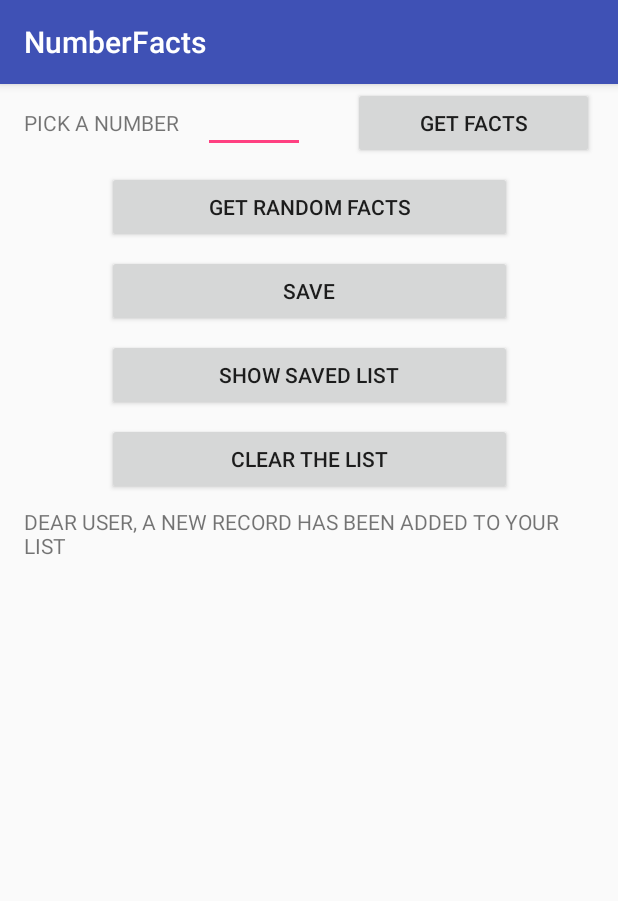
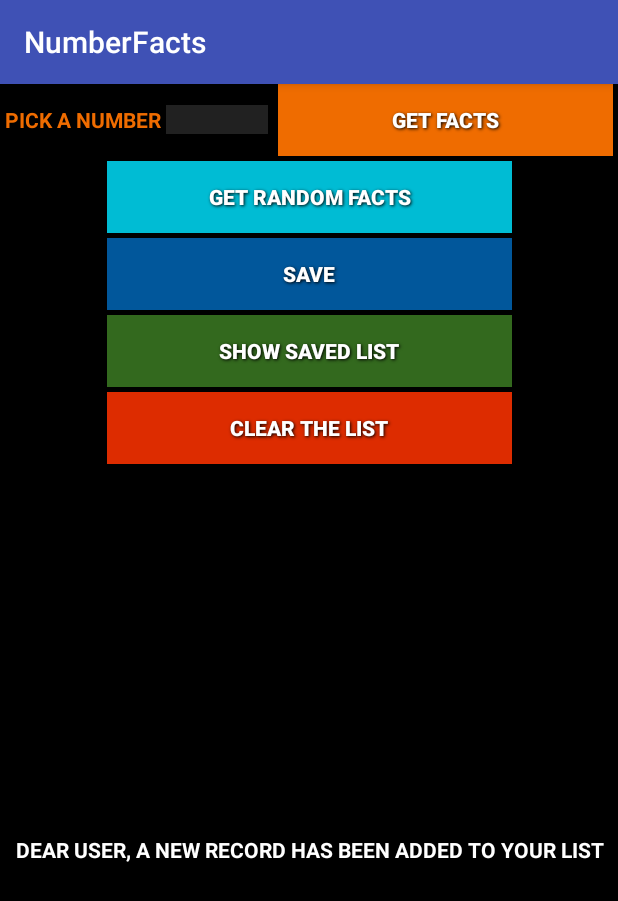
Before and after one commit to wojciechzarnowiecki/NumberFacts, an Android app: the screen it shows after launch (MainActivity), after a tap on "SAVE", on a phone screen of 412 x 824 dp. Shown: the top 901 px of the screen. Run offline under Robolectric (Android 15) with nearby library versions, the phone set to English and light mode, and no system bars.

Commit message:
color and style commit

```diff
--- a/app/src/main/java/wojtek/justyna/numberfacts/MainActivity.java
+++ b/app/src/main/java/wojtek/justyna/numberfacts/MainActivity.java
@@ -70,7 +70,7 @@ public class MainActivity extends AppCompatActivity {
         button_save.setOnClickListener(new View.OnClickListener() {
             @Override
             public void onClick(View view) {
-                String displayed_text = result_text.getText().toString();
+                String displayed_text = result_text.getText().toString()+"\n";
                 db.execSQL("INSERT INTO FACT VALUES('"+displayed_text+"');");
                 result_text.setText("DEAR USER, A NEW RECORD HAS BEEN ADDED TO YOUR LIST");
             }
--- a/app/src/main/res/layout/activity_main.xml
+++ b/app/src/main/res/layout/activity_main.xml
@@ -6,9 +6,12 @@
     android:layout_width="match_parent"
     android:layout_height="match_parent"
     tools:context="wojtek.justyna.numberfacts.MainActivity"
-    tools:layout_editor_absoluteY="81dp">
+    tools:layout_editor_absoluteY="81dp"
+    android:background="#000000"
+    android:textColor="#ffffff">
 
     <TextView
+        style="@style/Text"
         android:id="@+id/text_result"
         android:layout_width="0dp"
         android:layout_height="0dp"
@@ -27,21 +30,25 @@
         app:layout_constraintVertical_bias="1.0" />
 
     <Button
+        style="@style/Text"
         android:id="@+id/getFacts_button"
         android:layout_width="270dp"
         android:layout_height="wrap_content"
         android:layout_marginTop="8dp"
         android:text="GET RANDOM FACTS"
+        android:background="#00BCD4"
         app:layout_constraintLeft_toLeftOf="parent"
         app:layout_constraintRight_toRightOf="parent"
         app:layout_constraintTop_toBottomOf="@+id/getFactsByNumber_button" />
 
     <Button
+        style="@style/Text"
         android:id="@+id/clearDB_button"
         android:layout_width="270dp"
         android:layout_height="wrap_content"
         android:layout_marginTop="8dp"
         android:text="CLEAR THE LIST"
+        android:background="#DD2C00"
         app:layout_constraintEnd_toEndOf="parent"
         app:layout_constraintLeft_toLeftOf="parent"
         app:layout_constraintRight_toRightOf="parent"
@@ -49,11 +56,13 @@
         app:layout_constraintTop_toBottomOf="@+id/showDB_button" />
 
     <Button
+        style="@style/Text"
         android:id="@+id/saveToDB_buton"
         android:layout_width="270dp"
         android:layout_height="wrap_content"
         android:layout_marginTop="8dp"
         android:text="SAVE"
+        android:background="#01579B"
         app:layout_constraintEnd_toEndOf="parent"
         app:layout_constraintLeft_toLeftOf="parent"
         app:layout_constraintRight_toRightOf="parent"
@@ -61,11 +70,13 @@
         app:layout_constraintTop_toBottomOf="@+id/getFacts_button" />
 
     <Button
+        style="@style/Text"
         android:id="@+id/showDB_button"
         android:layout_width="270dp"
         android:layout_height="wrap_content"
         android:layout_marginTop="8dp"
         android:text="SHOW SAVED LIST"
+        android:background="#33691E"
         app:layout_constraintEnd_toEndOf="parent"
         app:layout_constraintLeft_toLeftOf="parent"
         app:layout_constraintRight_toRightOf="parent"
@@ -73,16 +84,20 @@
         app:layout_constraintTop_toBottomOf="@+id/saveToDB_buton" />
 
     <TextView
+        style="@style/Text"
         android:id="@+id/pickAnum"
         android:layout_width="0dp"
         android:layout_height="41dp"
         android:layout_marginStart="16dp"
         android:layout_marginTop="16dp"
         android:text="PICK A NUMBER"
+        android:textColor="#EF6C00"
+        android:background="#000000"
         app:layout_constraintStart_toStartOf="parent"
         app:layout_constraintTop_toTopOf="parent" />
 
     <EditText
+        style="@style/Text"
         android:id="@+id/editNum"
         android:layout_width="68dp"
         android:layout_height="wrap_content"
@@ -91,17 +106,20 @@
         android:ems="10"
         android:inputType="textPersonName"
         android:textSize="14sp"
+        android:background="#212121"
         app:layout_constraintBaseline_toBaselineOf="@+id/pickAnum"
         app:layout_constraintEnd_toStartOf="@+id/getFactsByNumber_button"
         app:layout_constraintStart_toEndOf="@+id/pickAnum" />
 
     <Button
+        style="@style/Text"
         android:id="@+id/getFactsByNumber_button"
         android:layout_width="0dp"
         android:layout_height="wrap_content"
         android:layout_marginEnd="16dp"
         android:layout_marginStart="16dp"
         android:text="GET FACTS"
+        android:background="#EF6C00"
         app:layout_constraintBaseline_toBaselineOf="@+id/editNum"
         app:layout_constraintEnd_toEndOf="parent"
         app:layout_constraintStart_toEndOf="@+id/editNum" />
--- a/app/src/main/res/values/strings.xml
+++ b/app/src/main/res/values/strings.xml
@@ -1,3 +1,18 @@
 <resources>
     <string name="app_name">NumberFacts</string>
+
+    <style name="Text">
+        <item name="android:layout_width">fill_parent</item>
+        <item name="android:layout_height">wrap_content</item>
+        <item name="android:textColor">#ffffff</item>
+        <item name="android:gravity">center</item>
+        <item name="android:layout_margin">3dp</item>
+        <item name="android:textSize">14dp</item>
+        <item name="android:textStyle">bold</item>
+        <item name="android:shadowColor">#000000</item>
+        <item name="android:shadowDx">1</item>
+        <item name="android:shadowDy">1</item>
+        <item name="android:shadowRadius">2</item>
+    </style>
+
 </resources>
```
